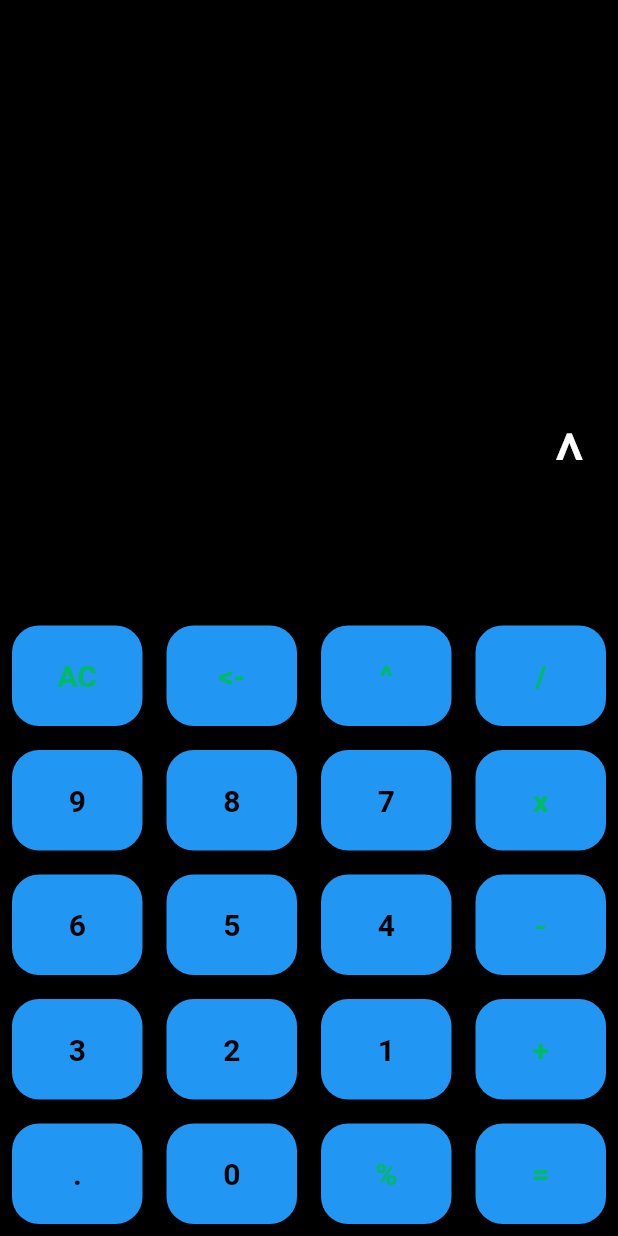
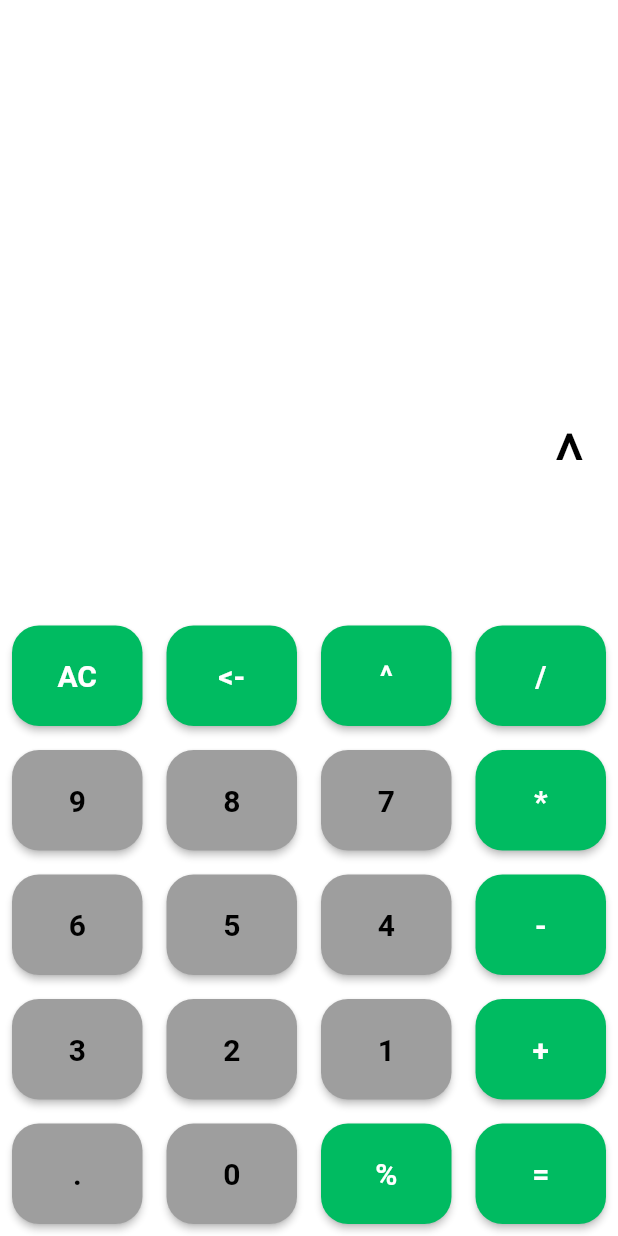
Before and after one commit to MyCTO-Interns/Calculator_app, a Flutter app: the screen it shows after launch, after a tap on an icon or button, on a phone screen of 412 x 824 dp. Run offline on Flutter 3.47's test engine with Material 3 defaults, Android fonts, the phone set to English and light mode, and no system bars; our stand-ins replace math_expressions.

Commit message:
button colors corrected

```diff
--- a/lib/screens/calculator.dart
+++ b/lib/screens/calculator.dart
@@ -1,14 +1,6 @@
-
 import 'package:calculator/util/constants.dart';
 import 'package:flutter/material.dart';
 import 'package:math_expressions/math_expressions.dart';
-
-
-void main() {
-  runApp(MaterialApp(
-    home: CalculatorApp(),
-  ));
-}
 
 class CalculatorApp extends StatefulWidget {
   const CalculatorApp({super.key});
@@ -16,19 +8,17 @@ class CalculatorApp extends StatefulWidget {
   @override
   State<CalculatorApp> createState() => _CalculatorAppState();
 }
-//hui hi
 
 class _CalculatorAppState extends State<CalculatorApp> {
   //variables
   var input = "";
   var output = "";
   var operator = "";
-  //bool hideInput = false;
-  //bool hideOutput = true;
   double inputSize = 50; // Initial size for input text
-  Color inputColor = Colors.white; // Initial color for input text
+  Color inputColor = Colors.black; // Initial color for input text
   double outputSize = 30; // Initial size for output text
-  Color outputColor = Colors.white.withOpacity(0.7);
+  Color outputColor = Colors.black.withOpacity(0.7);
+
   onButtonClick(value) {
     if (value == "AC") {
       input = "";
@@ -47,9 +37,9 @@ class _CalculatorAppState extends State<CalculatorApp> {
         var finalValue = expression.evaluate(EvaluationType.REAL, cm);
         output = finalValue.toString();
         inputSize = 30; // Change input text size
-        inputColor = Colors.white.withOpacity(0.7); // Change input text color
+        inputColor = Colors.black.withOpacity(0.7); // Change input text color
         outputSize = 50; // Change output text size
-        outputColor = Colors.white;
+        outputColor = Colors.black;
         if (output.endsWith('.0')) {
           output = output.substring(0, output.length - 2);
         }
@@ -57,9 +47,9 @@ class _CalculatorAppState extends State<CalculatorApp> {
     } else {
       input = input + value;
       inputSize = 50; // Reset input text size
-      inputColor = Colors.white; // Reset input text color
+      inputColor = Colors.black; // Reset input text color
       outputSize = 30; // Reset output text size
-      outputColor = Colors.white.withOpacity(0.7);
+      outputColor = Colors.black.withOpacity(0.7);
     }
 
     setState(() {});
@@ -67,21 +57,15 @@ class _CalculatorAppState extends State<CalculatorApp> {
 
   @override
   Widget build(BuildContext context) {
-    final buttonStyle = ElevatedButton.styleFrom(
-      padding: const EdgeInsets.all(22),
-      iconColor: buttonColor,
-    );
-
     return Scaffold(
-      backgroundColor: Colors.black,
+      backgroundColor: Colors.white,
       body: Column(
         children: [
           //input output area
           Expanded(
             child: Container(
               width: double.infinity,
-              padding: EdgeInsets.all(22),
-              //color: Colors.red,
+              padding: const EdgeInsets.all(22),
               child: Column(
                 mainAxisAlignment: MainAxisAlignment.end,
                 crossAxisAlignment: CrossAxisAlignment.end,
@@ -93,9 +77,7 @@ class _CalculatorAppState extends State<CalculatorApp> {
                       color: inputColor,
                     ),
                   ),
-                  SizedBox(
-                    height: 10,
-                  ),
+                  const SizedBox(height: 10),
                   Text(
                     output,
                     style: TextStyle(
@@ -103,9 +85,7 @@ class _CalculatorAppState extends State<CalculatorApp> {
                       color: outputColor,
                     ),
                   ),
-                  SizedBox(
-                    height: 5,
-                  ),
+                  const SizedBox(height: 5),
                 ],
               ),
             ),
@@ -116,86 +96,59 @@ class _CalculatorAppState extends State<CalculatorApp> {
             children: [
               button(
                 text: "AC",
-                tColor: orangeColor,
-                buttonBGColor: operatorColor,
+                tColor: Colors.white,
+                buttonBGColor: orangeColor,
               ),
               button(
                 text: "<-",
-                tColor: orangeColor,
-                buttonBGColor: operatorColor,
+                tColor: Colors.white,
+                buttonBGColor: orangeColor,
               ),
               button(
                 text: "^",
-                tColor: orangeColor,
-                buttonBGColor: operatorColor,
+                tColor: Colors.white,
+                buttonBGColor: orangeColor,
               ),
               button(
                 text: "/",
-                tColor: orangeColor,
-                buttonBGColor: operatorColor,
+                tColor: Colors.white,
+                buttonBGColor: orangeColor,
               ),
             ],
           ),
           Row(
             children: [
+              button(text: "9",buttonBGColor: Colors.grey,),
+              button(text: "8",buttonBGColor: Colors.grey,),
+              button(text: "7",buttonBGColor: Colors.grey,),
               button(
-                text: "9",
-                tColor: buttonColor,
-              ),
-              button(
-                text: "8",
-                tColor: buttonColor,
-              ),
-              button(
-                text: "7",
-                tColor: buttonColor,
-              ),
-              button(
-                text: "x",
-                tColor: orangeColor,
-                buttonBGColor: operatorColor,
+                text: "*",
+                tColor: Colors.white,
+                buttonBGColor: orangeColor,
               ),
             ],
           ),
           Row(
             children: [
-              button(
-                text: "6",
-                tColor: buttonColor,
-              ),
-              button(
-                text: "5",
-                tColor: buttonColor,
-              ),
-              button(
-                text: "4",
-                tColor: buttonColor,
-              ),
+              button(text: "6",buttonBGColor: Colors.grey,),
+              button(text: "5",buttonBGColor: Colors.grey,),
+              button(text: "4",buttonBGColor: Colors.grey,),
               button(
                 text: "-",
-                tColor: orangeColor,
-                buttonBGColor: operatorColor,
+                tColor: Colors.white,
+                buttonBGColor: orangeColor,
               ),
             ],
           ),
           Row(
             children: [
-              button(
-                text: "3",
-                tColor: buttonColor,
-              ),
-              button(
-                text: "2",
-                tColor: buttonColor,
-              ),
-              button(
-                text: "1",
-                tColor: buttonColor,
-              ),
+              button(text: "3",buttonBGColor: Colors.grey,),
+              button(text: "2",buttonBGColor: Colors.grey,),
+              button(text: "1",buttonBGColor: Colors.grey,),
               button(
                 text: "+",
-                tColor: orangeColor,
-                buttonBGColor: operatorColor,
+                tColor: Colors.white,
+                buttonBGColor: orangeColor,
               ),
             ],
           ),
@@ -203,26 +156,21 @@ class _CalculatorAppState extends State<CalculatorApp> {
             children: [
               button(
                 text: ".",
-                tColor: buttonColor,
-                buttonBGColor: Colors.white,
+                buttonBGColor: Colors.grey,
               ),
               button(
                 text: "0",
-                tColor: buttonColor,
-                buttonBGColor: Colors.white,
+                buttonBGColor: Colors.grey,
               ),
               button(
                 text: "%",
-                tColor: orangeColor,
-                //buttonBGColor: operatorColor,
-                buttonBGColor: Colors.white,
+                tColor: Colors.white,
+                buttonBGColor: orangeColor,
               ),
               button(
                 text: "=",
-                tColor: orangeColor,
-                buttonBGColor: Colors.white,
-                //tColor: Colors.white,
-                //buttonBGColor: orangeColor,
+                tColor: Colors.white,
+                buttonBGColor: orangeColor,
               ),
             ],
           ),
@@ -231,16 +179,17 @@ class _CalculatorAppState extends State<CalculatorApp> {
     );
   }
 
-  Widget button({text, tColor = Colors.white, buttonBGColor = buttonColor}) {
+  Widget button({required String text, Color tColor = Colors.black, Color buttonBGColor = Colors.white}) {
     return Expanded(
       child: Container(
         margin: const EdgeInsets.all(8),
         child: ElevatedButton(
           style: ElevatedButton.styleFrom(
-            shape:
-                RoundedRectangleBorder(borderRadius: BorderRadius.circular(18)),
+            backgroundColor: buttonBGColor,
+            shape: RoundedRectangleBorder(
+              borderRadius: BorderRadius.circular(18),
+            ),
             padding: const EdgeInsets.all(22),
-            iconColor: buttonBGColor,
           ),
           onPressed: () => onButtonClick(text),
           child: Text(
```
